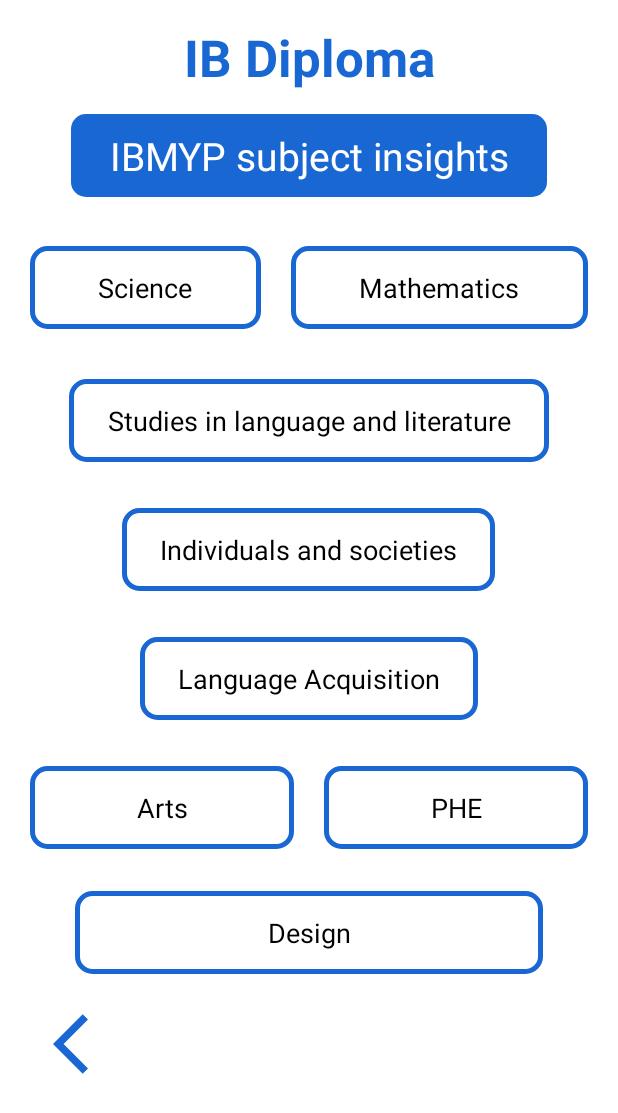
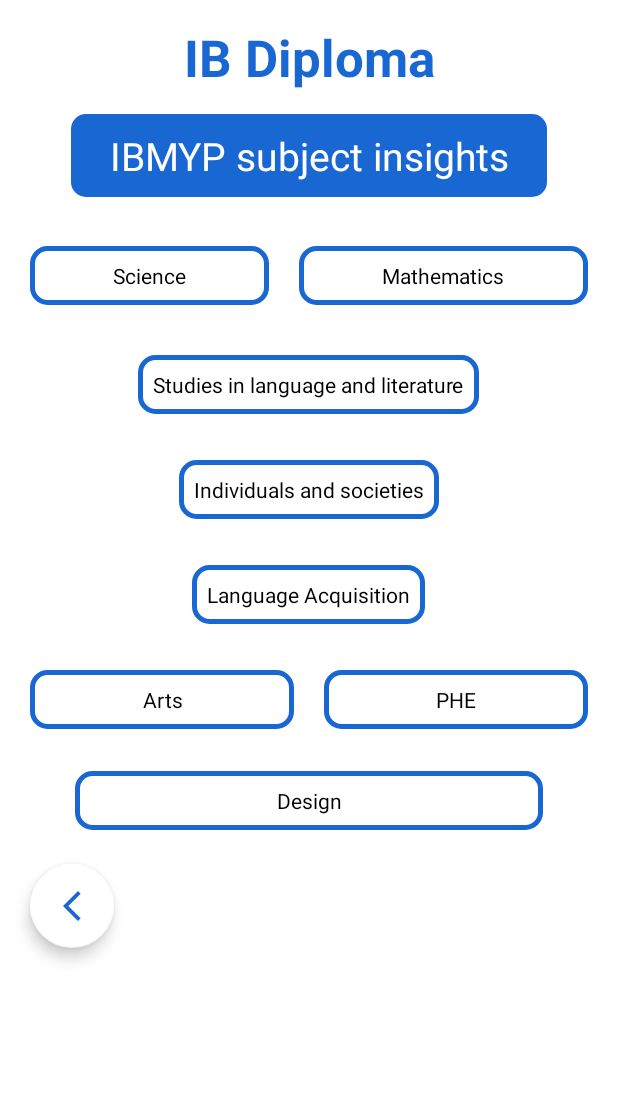
Before and after one commit to Amit-MBCA/AceMentor, an Android app: the eleventhStudents screen opened directly, with no data from a screen before it, on a phone screen of 412 x 824 dp. Shown: the top 1113 px of the screen. Run offline under Robolectric (Android 15) with nearby library versions, the phone set to English and light mode, and no system bars.

```diff
--- a/app/src/main/res/layout/activity_eleventh_students.xml
+++ b/app/src/main/res/layout/activity_eleventh_students.xml
@@ -54,16 +54,13 @@
                 android:layout_marginBottom="15dp"
                 android:layout_weight="1"
                 android:background="@drawable/tvsubjectsbg"
-            android:paddingLeft="25dp"
                 android:ellipsize="end"
                 android:maxLines="1"
-            android:paddingTop="15dp"
-            android:paddingRight="25dp"
-            android:paddingBottom="15dp"
+                android:padding="10dp"
                 android:text="Science"
                 android:textAlignment="center"
                 android:textColor="#000000"
-            android:textSize="18sp" />
+                android:textSize="14sp" />
 
             <TextView
                 android:id="@+id/tvMath"
@@ -76,16 +73,13 @@
                 android:layout_marginBottom="15dp"
                 android:layout_weight="1"
                 android:background="@drawable/tvsubjectsbg"
-            android:paddingLeft="25dp"
                 android:ellipsize="end"
                 android:maxLines="1"
-            android:paddingTop="15dp"
-            android:paddingRight="25dp"
-            android:paddingBottom="15dp"
+                android:padding="10dp"
                 android:text="Mathematics"
                 android:textAlignment="center"
                 android:textColor="#000000"
-            android:textSize="18sp" />
+                android:textSize="14sp" />
 
         </LinearLayout>
 
@@ -96,14 +90,11 @@
             android:layout_gravity="center"
             android:layout_margin="15dp"
             android:background="@drawable/tvsubjectsbg"
-        android:paddingLeft="25dp"
-        android:paddingTop="15dp"
-        android:paddingRight="25dp"
-        android:paddingBottom="15dp"
+            android:padding="10dp"
             android:text="Studies in language and literature"
             android:textAlignment="center"
             android:textColor="#000000"
-        android:textSize="18sp" />
+            android:textSize="14sp" />
 
         <TextView
             android:id="@+id/tvIndividuals"
@@ -112,14 +103,11 @@
             android:layout_gravity="center"
             android:layout_margin="15dp"
             android:background="@drawable/tvsubjectsbg"
-        android:paddingLeft="25dp"
-        android:paddingTop="15dp"
-        android:paddingRight="25dp"
-        android:paddingBottom="15dp"
+            android:padding="10dp"
             android:text="Individuals and societies"
             android:textAlignment="center"
             android:textColor="#000000"
-        android:textSize="18sp" />
+            android:textSize="14sp" />
 
         <TextView
             android:id="@+id/tvAcqusition"
@@ -128,14 +116,11 @@
             android:layout_gravity="center"
             android:layout_margin="15dp"
             android:background="@drawable/tvsubjectsbg"
-        android:paddingLeft="25dp"
-        android:paddingTop="15dp"
-        android:paddingRight="25dp"
-        android:paddingBottom="15dp"
+            android:padding="10dp"
             android:text="Language Acquisition"
             android:textAlignment="center"
             android:textColor="#000000"
-        android:textSize="18sp" />
+            android:textSize="14sp" />
 
         <LinearLayout
             android:layout_width="match_parent"
@@ -153,14 +138,11 @@
                 android:layout_marginBottom="15dp"
                 android:layout_weight="1"
                 android:background="@drawable/tvsubjectsbg"
-            android:paddingLeft="25dp"
-            android:paddingTop="15dp"
-            android:paddingRight="25dp"
-            android:paddingBottom="15dp"
+                android:padding="10dp"
                 android:text="Arts"
                 android:textAlignment="center"
                 android:textColor="#000000"
-            android:textSize="18sp" />
+                android:textSize="14sp" />
 
             <TextView
                 android:id="@+id/tvPhe"
@@ -173,14 +155,11 @@
                 android:layout_marginBottom="15dp"
                 android:layout_weight="1"
                 android:background="@drawable/tvsubjectsbg"
-            android:paddingLeft="25dp"
-            android:paddingTop="15dp"
-            android:paddingRight="25dp"
-            android:paddingBottom="15dp"
+                android:padding="10dp"
                 android:text="PHE"
                 android:textAlignment="center"
                 android:textColor="#000000"
-            android:textSize="18sp" />
+                android:textSize="14sp" />
         </LinearLayout>
 
         <LinearLayout
@@ -199,14 +178,11 @@
                 android:layout_marginBottom="20dp"
                 android:layout_weight="1"
                 android:background="@drawable/tvsubjectsbg"
-            android:paddingLeft="25dp"
-            android:paddingTop="15dp"
-            android:paddingRight="25dp"
-            android:paddingBottom="15dp"
+                android:padding="10dp"
                 android:text="Design"
                 android:textAlignment="center"
                 android:textColor="#000000"
-            android:textSize="18sp" />
+                android:textSize="14sp" />
 
             <!--        <TextView-->
             <!--            android:id="@+id/tvProjects"-->
@@ -230,13 +206,20 @@
 
         </LinearLayout>
 
-    <ImageView
+        <com.google.android.material.floatingactionbutton.FloatingActionButton
             android:id="@+id/imageView"
-        android:layout_width="48dp"
-        android:layout_height="48dp"
-        android:layout_marginLeft="35dp"
+            android:layout_width="wrap_content"
+            android:layout_height="wrap_content"
+            android:layout_alignParentLeft="true"
+            android:layout_alignParentBottom="true"
             android:layout_gravity="bottom|start"
-        android:layout_marginBottom="20dp"
-        app:srcCompat="@drawable/back_48" />
+            android:layout_marginLeft="20dp"
+            android:layout_marginBottom="30dp"
+            android:scaleType="center"
+            app:backgroundTint="@color/white"
+            app:fabSize="auto"
+            app:srcCompat="@drawable/baseline_arrow_back_ios_new_24"
+            app:tint="@color/primaryColor"
+            tools:ignore="SpeakableTextPresentCheck" />
     </LinearLayout>
 </ScrollView>
--- a/app/src/main/res/layout/activity_slot.xml
+++ b/app/src/main/res/layout/activity_slot.xml
@@ -53,7 +53,7 @@
                 android:layout_marginTop="20dp"
                 android:indeterminate="true"
                 android:indeterminateDrawable="@drawable/progress_back"
-                android:visibility="gone" />
+                android:visibility="visible" />
 
 
             <androidx.recyclerview.widget.RecyclerView
@@ -82,5 +82,6 @@
         app:backgroundTint="@color/white"
         app:fabSize="auto"
         app:srcCompat="@drawable/baseline_arrow_back_ios_new_24"
-        app:tint="@color/primaryColor" />
+        app:tint="@color/primaryColor"
+        tools:ignore="SpeakableTextPresentCheck" />
 </RelativeLayout>
```
Also changed, not shown: app/src/main/java/com/example/ib/scheduleMeet.java (+11 -12 lines), app/src/main/res/layout/activity_nineth_students.xml (+25 -36 lines), app/src/main/res/layout/activity_profile.xml (+14 -6 lines), app/src/main/res/layout/activity_schedule_meet.xml (+14 -6 lines). Lines whose indentation alone changed are shown as unchanged.
